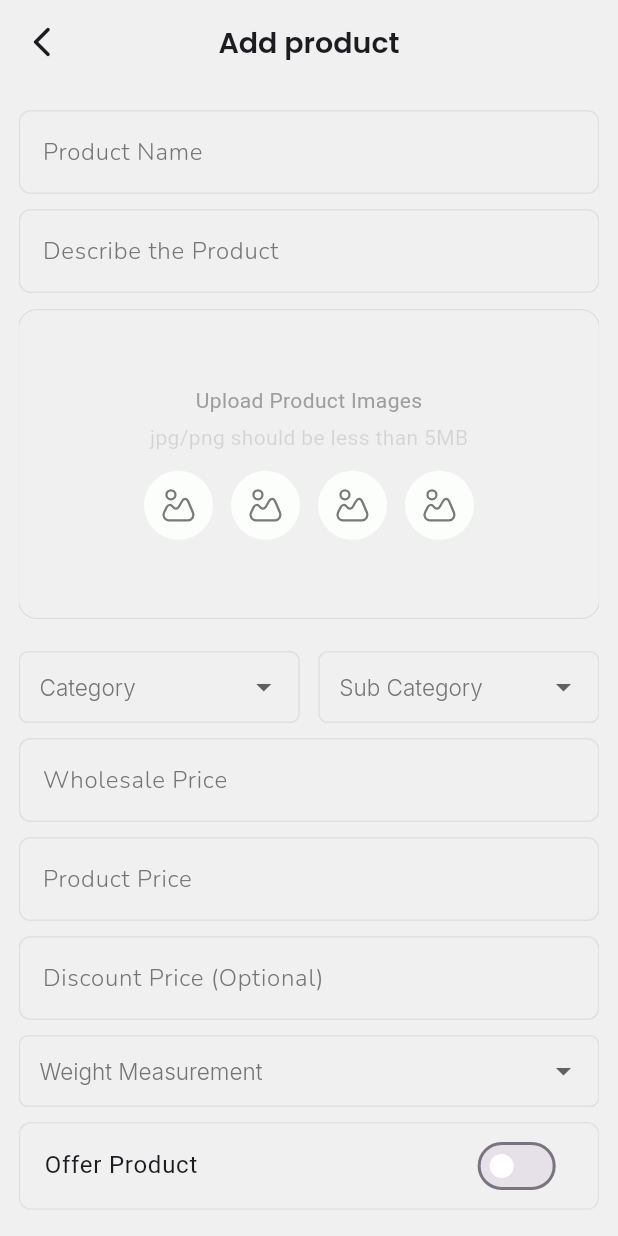
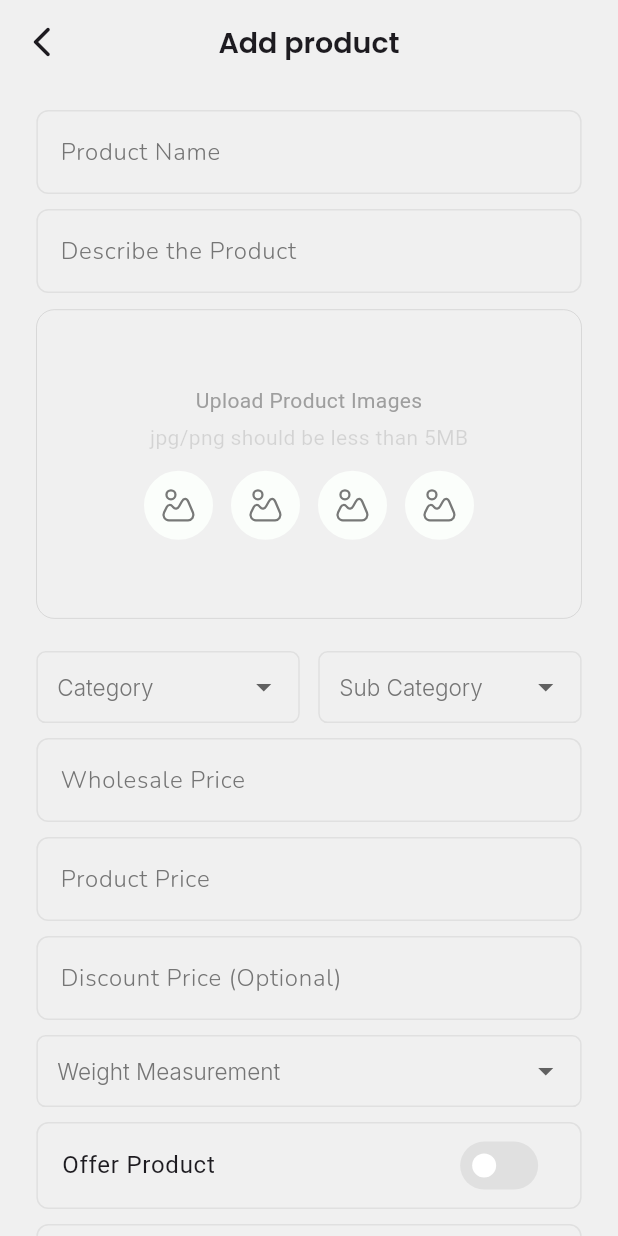
Before and after one commit to codeedexprojects/fastbag_vendor_flutter, a Flutter app: the AddGroceryProduct screen opened directly, on a phone screen of 412 x 824 dp. Run offline on Flutter 3.47's test engine with Material 3 defaults, Android fonts, the phone set to English and light mode, and no system bars; our stand-ins replace another_flushbar, cached_network_image, dio, file_picker, flutter_svg, font_awesome_flutter and 4 more; missing offline and left inert: dart:ffi, flutter_svprogresshud; accounts and stored records are empty.

Commit message:
add grocer API

```diff
--- a/lib/Features/Products/View/widgets/fb_toggle_switch.dart
+++ b/lib/Features/Products/View/widgets/fb_toggle_switch.dart
@@ -35,16 +35,13 @@ class _FbToggleSwitchState extends State<FbToggleSwitch> {
         borderRadius: BorderRadius.circular(8),
         border: Border.all(color: Colors.grey.shade300),
       ),
-
-      child: Container(
-        decoration: BoxDecoration(
-          border: Border.all(color: Color.fromRGBO(240, 240, 240, 1), width: 0.2),
-        ),
       child: ListTile(
         title: Text(widget.title),
         trailing: Switch(
           activeColor: Colors.green,
           inactiveThumbColor: Colors.white,
+          inactiveTrackColor: Colors.grey[300],
+          trackOutlineColor: const WidgetStatePropertyAll(Colors.transparent),
           materialTapTargetSize: MaterialTapTargetSize.shrinkWrap,
           value: _value,
           onChanged: (value) {
@@ -54,9 +51,6 @@ class _FbToggleSwitchState extends State<FbToggleSwitch> {
             widget.onToggleChanged(value);
           },
         ),
-
-
-        ),
       ),
     );
   }
--- a/lib/Features/Products/grocery/view/add_grocery_product.dart
+++ b/lib/Features/Products/grocery/view/add_grocery_product.dart
@@ -1,6 +1,7 @@
 import 'dart:io';
 
 import 'package:fastbag_vendor_flutter/Commons/colors.dart';
+import 'package:fastbag_vendor_flutter/Commons/fb_button.dart';
 import 'package:fastbag_vendor_flutter/Commons/fb_drop_down.dart';
 import 'package:fastbag_vendor_flutter/Commons/fonts.dart';
 import 'package:fastbag_vendor_flutter/Features/Authentication/View/Widgets/Fb_Text_Form_Field.dart';
@@ -29,10 +30,10 @@ class _AddGroceryProductState extends State<AddGroceryProduct> {
   String? selectKg;
   String? selectPrice;
   String? selectQuantity;
-  List<File>? _selectedImages;
   bool isOfferProduct = false;
   bool isPopularProduct = false;
   bool markProduct = false;
+  List<Map<String, dynamic>> variantFields = [];
   var nameController = TextEditingController();
   var descriptionController = TextEditingController();
   var priceController = TextEditingController();
@@ -42,19 +43,8 @@ class _AddGroceryProductState extends State<AddGroceryProduct> {
 
   List<String> categories = ["Electronics", "Clothing", "Groceries"];
   List<String> subCategories = ["Phones", "Laptops", "Accessories"];
-  List<String> colors = ["Red", "yellow", "green"];
-  List<String> weight = ["67", "43", "88"];
-  List<String> kg = ["g", "kg", "mm"];
-  List<String> price = ["500", "100", "10000"];
-  List<String> Quantity = ["500", "100", "10000"];
 
-  void _onFilePicked(List<File> files) {
-    if (files.isNotEmpty) {
-      setState(() {
-        _selectedImages = files;
-      });
-    }
-  }
+  void _onFilePicked(List<File> files) {}
 
   final List<String> itemMeasurements = [
     'kg',
@@ -65,10 +55,29 @@ class _AddGroceryProductState extends State<AddGroceryProduct> {
     'Box',
     'Piece'
   ];
+  addVariant() {
+    setState(() {
+      variantFields.add({
+        'weightController': TextEditingController(),
+        'priceController': TextEditingController(),
+        'quantityController': TextEditingController(),
+        'stockStatus': bool,
+      });
+    });
+  }
+  // Function to remove a variant field
+
+  void removeVariant(int index) {
+    setState(() {
+      variantFields.removeAt(index);
+    });
+  }
+
   @override
   Widget build(BuildContext context) {
-    height = MediaQuery.of(context).size.height;
-    width = MediaQuery.of(context).size.width;
+    final height = MediaQuery.of(context).size.height;
+    final width = MediaQuery.of(context).size.width;
+    final gap = SizedBox(height: width * 0.03);
     return Scaffold(
       backgroundColor: OrderColor.backGroundColor,
       appBar: AppBar(
@@ -83,12 +92,12 @@ class _AddGroceryProductState extends State<AddGroceryProduct> {
           ),
         ),
       ),
-      body: Padding(
-        padding: EdgeInsets.all(width * 0.03),
-        child: SingleChildScrollView(
+      body: SingleChildScrollView(
+        padding: EdgeInsets.symmetric(horizontal: width / 17),
         child: Column(
           mainAxisAlignment: MainAxisAlignment.spaceEvenly,
           children: [
+            gap,
             FbCategoryFormField(
                 label: 'Product Name', controller: nameController),
             FbCategoryFormField(
@@ -173,10 +182,11 @@ class _AddGroceryProductState extends State<AddGroceryProduct> {
                 mainAxisAlignment: MainAxisAlignment.spaceBetween,
                 children: [
                   Text('Select Weight Variant',
-                        style:
-                            nunito(fontSize: 17, fontWeight: FontWeight.w600)),
+                      style: nunito(fontSize: 17, fontWeight: FontWeight.w600)),
                   GestureDetector(
-                      onTap: () {},
+                    onTap: () {
+                      addVariant();
+                    },
                     child: Row(
                       children: [
                         Icon(
@@ -194,7 +204,21 @@ class _AddGroceryProductState extends State<AddGroceryProduct> {
                 ],
               ),
             ),
+            genaratevariantFields(),
             Padding(
+              padding: EdgeInsets.symmetric(vertical: width * .04),
+              child: FbButton(onClick: () {}, label: 'Add to Product'),
+            ),
+          ],
+        ),
+      ),
+    );
+  }
+
+  genaratevariantFields() {
+    return Column(
+        children: List.generate(variantFields.length, (index) {
+      return Padding(
         padding: const EdgeInsets.symmetric(horizontal: 10),
         child: Column(
           children: [
@@ -204,7 +228,7 @@ class _AddGroceryProductState extends State<AddGroceryProduct> {
                   child: FbCategoryFormField(
                       keyboard: TextInputType.number,
                       label: 'Wieght',
-                              controller: weightController),
+                      controller: variantFields[index]['weightController']),
                 ),
                 SizedBox(
                   width: width * 0.03,
@@ -229,7 +253,7 @@ class _AddGroceryProductState extends State<AddGroceryProduct> {
                     child: FbCategoryFormField(
                         keyboard: TextInputType.number,
                         label: 'Price',
-                                controller: weightController)),
+                        controller: variantFields[index]['priceController'])),
                 SizedBox(
                   width: width * 0.03,
                 ),
@@ -237,8 +261,7 @@ class _AddGroceryProductState extends State<AddGroceryProduct> {
                     child: FbCustomDropdown(
                   value: selectQuantity,
                   hintText: "Quantity",
-                          items: List.generate(
-                              10, (index) => (index + 1).toString()),
+                  items: List.generate(10, (index) => (index + 1).toString()),
                   onChanged: (String? newValue) {
                     setState(() {
                       selectQuantity = newValue;
@@ -249,38 +272,38 @@ class _AddGroceryProductState extends State<AddGroceryProduct> {
             ),
             FbToggleSwitch(
               title: 'Mark Product In Stock',
-                      initialValue: isPopularProduct,
+              initialValue: variantFields[index]['stockStatus'],
               onToggleChanged: (value) {
                 setState(() {
                   isPopularProduct = value;
                 });
               },
             ),
+            Padding(
+              padding: const EdgeInsets.all(8.0),
+              child: GestureDetector(
+                  onTap: () => removeVariant(index),
+                  child: const Row(
+                    mainAxisAlignment: MainAxisAlignment.center,
+                    children: [
+
+                      Icon(
+                        Icons.delete,
+                        color: Colors.red,
+                      ),
+                      SizedBox(
+                        width: 2,
+                      ),
+                      Text(
+                        'Remove',
+                        style: TextStyle(color: Colors.red),
+                      )
+                    ],
+                  )),
+            ),
           ],
         ),
-              ),
-              SizedBox(height: height * 0.03),
-              Container(
-                height: height * 0.07,
-                width: width * 0.94,
-                decoration: BoxDecoration(
-                    borderRadius: BorderRadius.circular(width * 0.017),
-                    color: OrderColor.green),
-                child: Center(
-                  child: Text(
-                    'Add to Product',
-                    style: GoogleFonts.nunito(
-                        fontWeight: FontWeight.w500,
-                        fontSize: 16,
-                        color: OrderColor.white),
-                  ),
-                ),
-              ),
-              SizedBox(height: height * 0.015),
-            ],
-          ),
-        ),
-      ),
       );
+    }));
   }
 }
--- a/pubspec.yaml
+++ b/pubspec.yaml
@@ -47,6 +47,7 @@ dependencies:
   cached_network_image: ^3.4.1
   font_awesome_flutter: ^10.8.0
   image_picker: ^1.1.2
+  another_flushbar: ^1.12.30
 dev_dependencies:
   flutter_test:
     sdk: flutter
```
Also changed, not shown: lib/Commons/flush_bar.dart (added, +24 -0 lines), lib/Features/Products/View/add_product_screen.dart (+3 -4 lines), lib/Features/Products/grocery/Repository/grocery_repository.dart (added, +31 -0 lines), lib/Features/Products/grocery/ViewModel/grocery_view_model.dart (added, +49 -0 lines), lib/main.dart (+10 -13 lines), pubspec.lock. Lines whose indentation alone changed are shown as unchanged.
